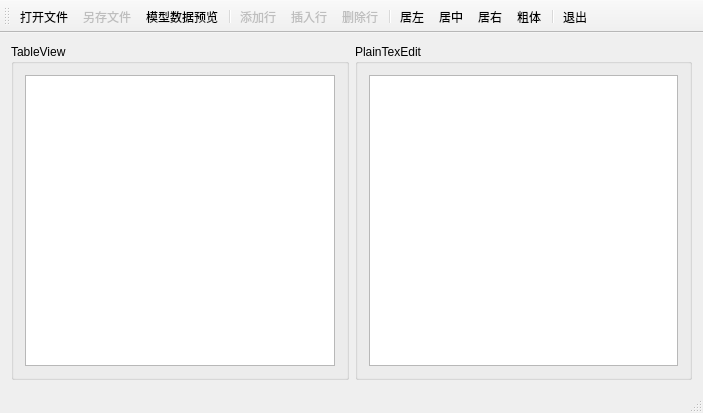
This is chap05/sample5_3/mainwindow.ui in 0heli0/qt5_module as Qt 5 draws it before an edit. The edited form follows.
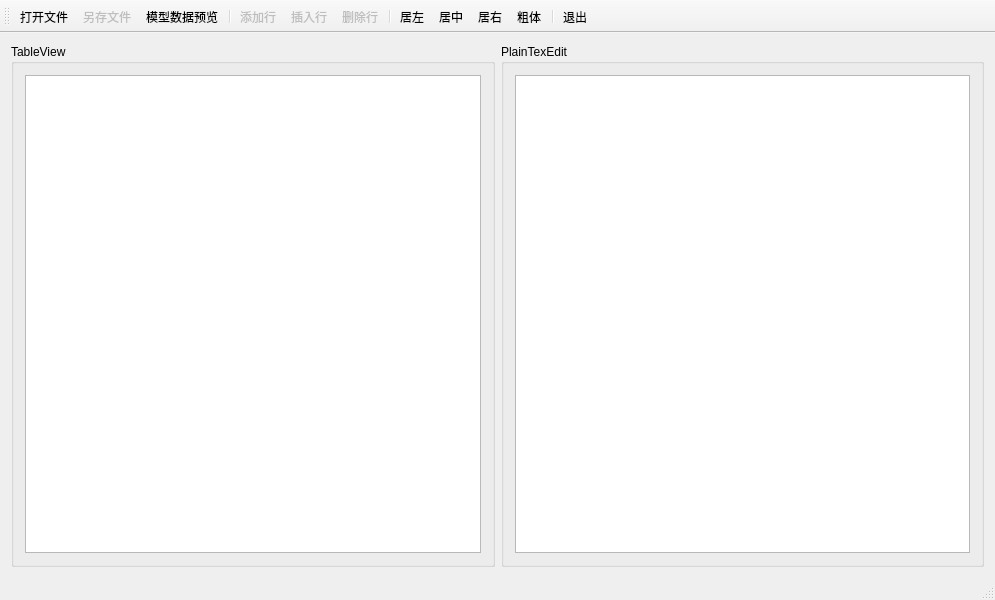
This is the edited form. Icons and pictures are not drawn.

Diff of the .ui file:
```diff
--- a/chap05/sample5_3/mainwindow.ui
+++ b/chap05/sample5_3/mainwindow.ui
@@ -6,8 +6,8 @@
    <rect>
     <x>0</x>
     <y>0</y>
-    <width>703</width>
-    <height>413</height>
+    <width>995</width>
+    <height>600</height>
    </rect>
   </property>
   <property name="windowTitle">
```
Left out of the diff: 2 changed lines with no effect on the pictures.
